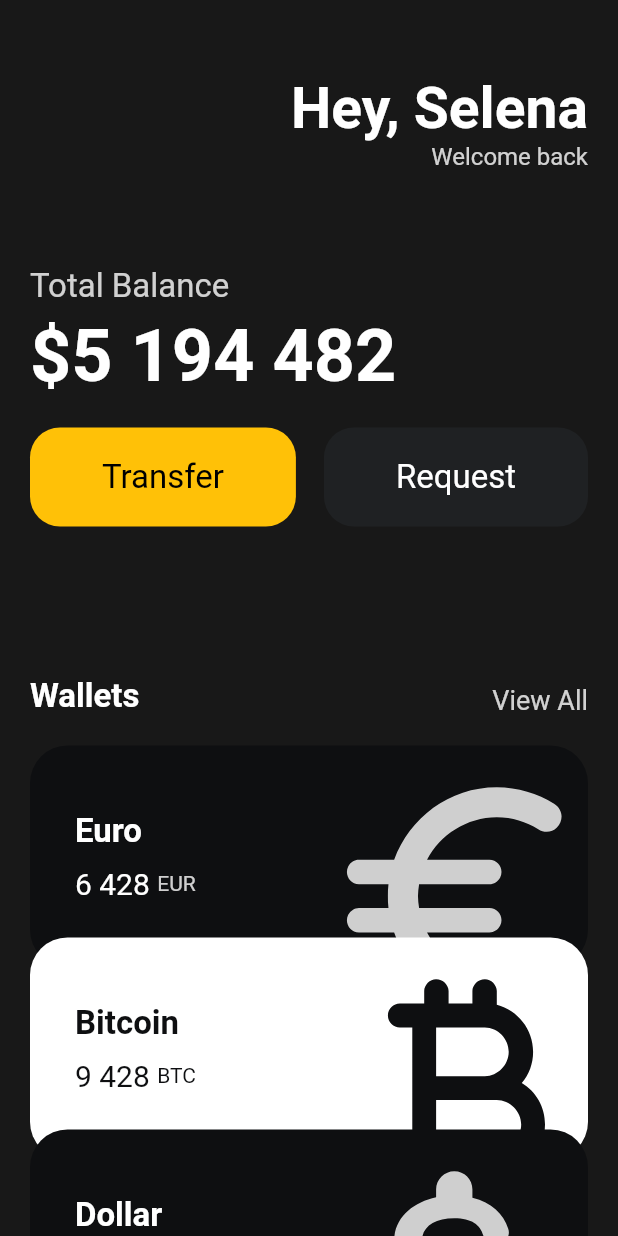
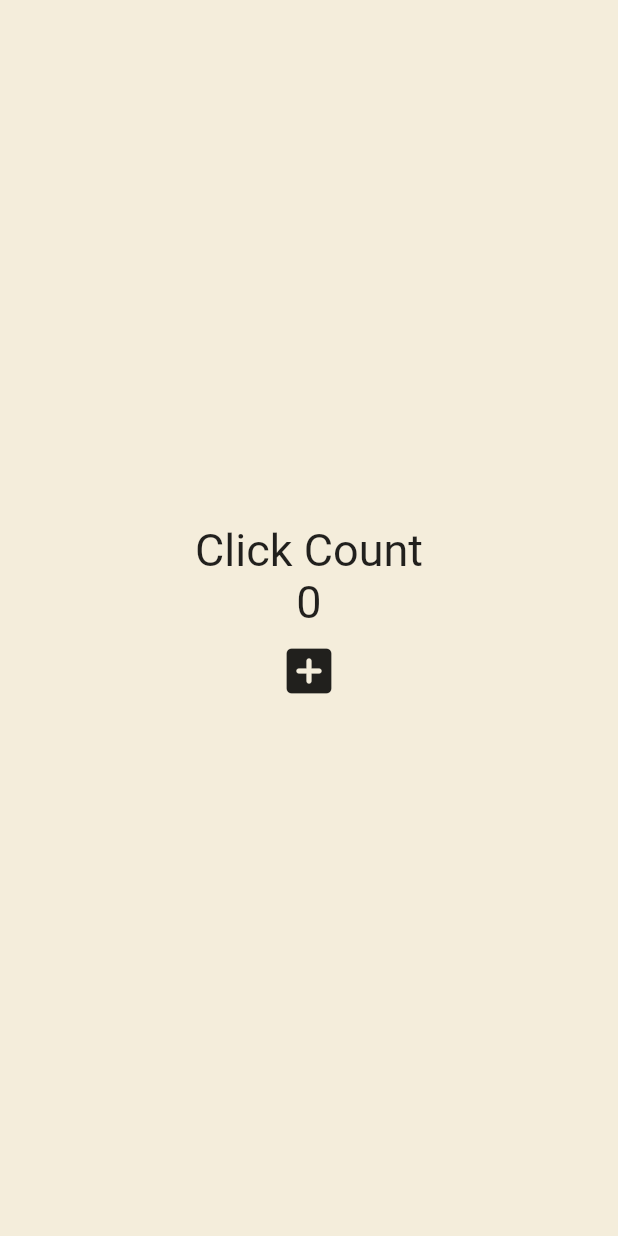
Before and after one commit to kmnkit/toonflix, a Flutter app: the screen it shows after launch, on a phone screen of 412 x 824 dp. Run offline on Flutter 3.47's test engine with Material 2 defaults, Android fonts, the phone set to English and light mode, and no system bars.

Commit message:
setstate까지

```diff
--- a/lib/main.dart
+++ b/lib/main.dart
@@ -1,136 +1,50 @@
 import 'package:flutter/material.dart';
-import 'package:toonflix/widgets/button.dart';
-import 'package:toonflix/widgets/card.dart';
 
 void main() {
   runApp(const App());
 }
 
-class App extends StatelessWidget {
+class App extends StatefulWidget {
   const App({super.key});
 
+  @override
+  State<App> createState() => _AppState();
+}
+
+class _AppState extends State<App> {
+  int counter = 0;
+  void onClicked() => setState(() => counter++);
   @override
   Widget build(BuildContext context) {
     return MaterialApp(
       home: Scaffold(
-        backgroundColor: const Color(0xFF181818),
-        body: SingleChildScrollView(
-          child: Padding(
-            padding: const EdgeInsets.symmetric(horizontal: 20),
+        backgroundColor: const Color(
+          0xFFF4EDDB,
+        ),
+        body: Center(
           child: Column(
-              crossAxisAlignment: CrossAxisAlignment.start,
+            mainAxisAlignment: MainAxisAlignment.center,
             children: [
-                const SizedBox(
-                  height: 50,
-                ),
-                Row(
-                  mainAxisAlignment: MainAxisAlignment.end,
-                  children: [
-                    Column(
-                      crossAxisAlignment: CrossAxisAlignment.end,
-                      children: const [
-                        Text(
-                          'Hey, Selena',
+              const Text(
+                'Click Count',
                 style: TextStyle(
-                            color: Colors.white,
-                            fontSize: 38,
-                            fontWeight: FontWeight.w600,
+                  fontSize: 30,
                 ),
               ),
               Text(
-                          'Welcome back',
-                          style: TextStyle(
-                            color: Color.fromRGBO(255, 255, 255, 0.8),
-                            fontSize: 16,
+                '$counter',
+                style: const TextStyle(
+                  fontSize: 30,
+                ),
+              ),
+              IconButton(
+                iconSize: 40,
+                onPressed: onClicked,
+                icon: const Icon(
+                  Icons.add_box_rounded,
                 ),
               ),
             ],
-                    ),
-                  ],
-                ),
-                const SizedBox(
-                  height: 64,
-                ),
-                Text(
-                  'Total Balance',
-                  style: TextStyle(
-                    fontSize: 22,
-                    color: Colors.white.withOpacity(0.8),
-                  ),
-                ),
-                const SizedBox(
-                  height: 5,
-                ),
-                const Text(
-                  '\$5 194 482',
-                  style: TextStyle(
-                    color: Colors.white,
-                    fontSize: 48,
-                    fontWeight: FontWeight.w600,
-                  ),
-                ),
-                const SizedBox(
-                  height: 20,
-                ),
-                Row(
-                  mainAxisAlignment: MainAxisAlignment.spaceBetween,
-                  children: const [
-                    Button(
-                        text: 'Transfer',
-                        textColor: Colors.black,
-                        buttonColor: Colors.amber),
-                    Button(
-                        text: 'Request',
-                        textColor: Colors.white,
-                        buttonColor: Color(0xFF1F2123)),
-                  ],
-                ),
-                const SizedBox(height: 100),
-                Row(
-                  crossAxisAlignment: CrossAxisAlignment.end,
-                  mainAxisAlignment: MainAxisAlignment.spaceBetween,
-                  children: [
-                    const Text(
-                      'Wallets',
-                      style: TextStyle(
-                        color: Colors.white,
-                        fontSize: 22,
-                        fontWeight: FontWeight.w600,
-                      ),
-                    ),
-                    Text(
-                      'View All',
-                      style: TextStyle(
-                        color: Colors.white.withOpacity(0.8),
-                        fontSize: 18,
-                      ),
-                    ),
-                  ],
-                ),
-                const SizedBox(height: 20),
-                const CurrencyCard(
-                  amount: '6 428',
-                  code: 'EUR',
-                  name: 'Euro',
-                  icon: Icons.euro_rounded,
-                ),
-                const CurrencyCard(
-                  amount: '9 428',
-                  code: 'BTC',
-                  name: 'Bitcoin',
-                  icon: Icons.currency_bitcoin_rounded,
-                  isInverted: true,
-                  order: 2,
-                ),
-                const CurrencyCard(
-                  amount: '3 527',
-                  code: 'USD',
-                  name: 'Dollar',
-                  icon: Icons.attach_money_rounded,
-                  order: 3,
-                ),
-              ],
-            ),
           ),
         ),
       ),
```
Lines whose indentation alone changed are shown as unchanged.
